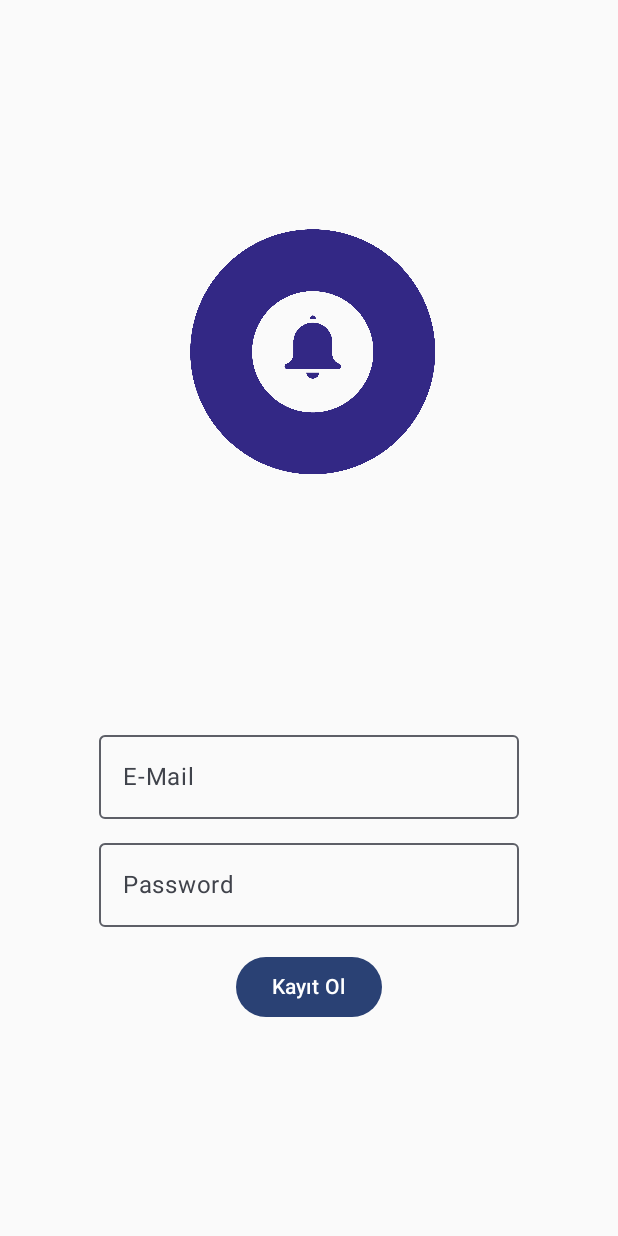
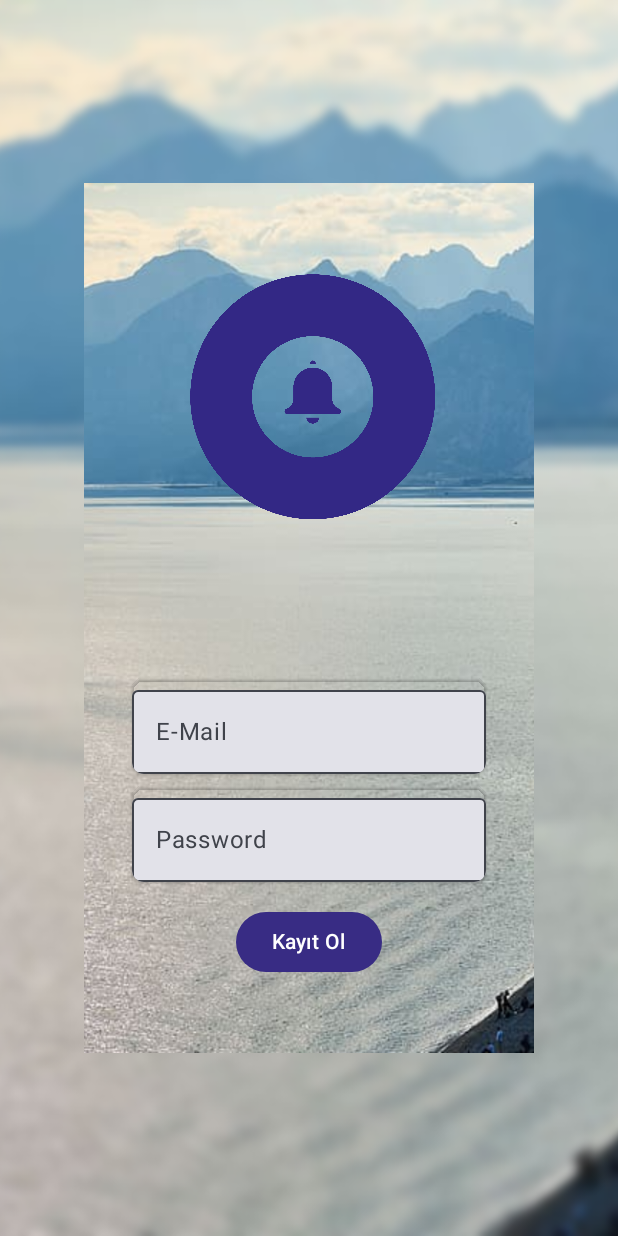
Before and after one commit to SaidMuratOzdemir/cse-234-term-project-notification-test-app, an Android app built with Jetpack Compose: the screen it shows after launch (RegisterActivity), after a tap on "Sign Up", on a phone screen of 412 x 824 dp. Run offline under Robolectric (Android 15) with nearby library versions, the light colour scheme and no system bars; our stand-ins replace Firebase (no records; nobody signed in at launch, a user with empty details on screens opened directly).

Commit message:
imp: background image added, buttons color changed

```diff
--- a/app/src/main/java/com/saidmuratozdemir/notificationtestapp/RegisterActivity.kt
+++ b/app/src/main/java/com/saidmuratozdemir/notificationtestapp/RegisterActivity.kt
@@ -6,15 +6,19 @@ import androidx.activity.ComponentActivity
 import androidx.activity.compose.setContent
 import androidx.compose.foundation.Image
 import androidx.compose.foundation.layout.Arrangement
+import androidx.compose.foundation.layout.Box
 import androidx.compose.foundation.layout.Column
 import androidx.compose.foundation.layout.Spacer
 import androidx.compose.foundation.layout.fillMaxSize
 import androidx.compose.foundation.layout.height
 import androidx.compose.foundation.layout.padding
 import androidx.compose.foundation.layout.size
+import androidx.compose.foundation.shape.RoundedCornerShape
 import androidx.compose.material3.Button
+import androidx.compose.material3.ButtonDefaults
 import androidx.compose.material3.OutlinedTextField
 import androidx.compose.material3.Text
+import androidx.compose.material3.TextFieldDefaults
 import androidx.compose.runtime.Composable
 import androidx.compose.runtime.getValue
 import androidx.compose.runtime.mutableStateOf
@@ -23,8 +27,12 @@ import androidx.compose.runtime.rememberCoroutineScope
 import androidx.compose.runtime.setValue
 import androidx.compose.ui.Alignment
 import androidx.compose.ui.Modifier
+import androidx.compose.ui.draw.shadow
+import androidx.compose.ui.graphics.Color
+import androidx.compose.ui.layout.ContentScale
 import androidx.compose.ui.res.painterResource
 import androidx.compose.ui.text.input.PasswordVisualTransformation
+import androidx.compose.ui.tooling.preview.Preview
 import androidx.compose.ui.unit.dp
 import com.google.firebase.auth.FirebaseAuth
 import com.google.firebase.auth.FirebaseAuthInvalidCredentialsException
@@ -65,6 +73,24 @@ class RegisterActivity : ComponentActivity() {
         var error by remember { mutableStateOf(false) }
         val scope = rememberCoroutineScope()
 
+
+        Box(modifier = Modifier.fillMaxSize(), contentAlignment = Alignment.Center) {
+            Image(
+                painter = painterResource(id = R.drawable.backgroundblur),
+                modifier = Modifier.fillMaxSize(),
+                contentDescription = "",
+                contentScale = ContentScale.Crop
+
+            )
+            Box(modifier = Modifier.size(300.dp, 580.dp)) {
+                Image(
+                    painter = painterResource(id = R.drawable.background),
+                    contentDescription = "Arka Plan Resmi",
+                    modifier = Modifier.fillMaxSize(),
+                    contentScale = ContentScale.Crop
+                )
+
+
                 Column(
                     modifier = Modifier
                         .fillMaxSize()
@@ -84,45 +110,69 @@ class RegisterActivity : ComponentActivity() {
                             contentDescription = "logo",
                             modifier = Modifier.size(190.dp)
                         )
-                Spacer(modifier = Modifier.height(150.dp))
-                OutlinedTextField(value = email,
+                        Spacer(modifier = Modifier.height(90.dp))
+                        OutlinedTextField(
+                            value = email,
                             onValueChange = { email = it },
-                    label = { Text("E-Mail") })
+                            label = { Text("E-Mail") },
+                            modifier = Modifier.shadow(
+                                elevation = 1.dp, shape = RoundedCornerShape(8.dp)
+                            ),
+                            colors = TextFieldDefaults.colors(
+                                focusedContainerColor = Color.Transparent, cursorColor = Color.Black
+                            )
+                        )
                         Spacer(modifier = Modifier.height(8.dp))
 
-                OutlinedTextField(value = password,
+                        OutlinedTextField(
+                            value = password,
                             onValueChange = { password = it },
                             label = { Text("Password") },
-                    visualTransformation = PasswordVisualTransformation()
+                            visualTransformation = PasswordVisualTransformation(),
+                            modifier = Modifier.shadow(
+                                elevation = 1.dp, shape = RoundedCornerShape(8.dp)
+                            ),
+                            colors = TextFieldDefaults.colors(
+                                focusedContainerColor = Color.Transparent, cursorColor = Color.Black
+                            )
                         )
                         Spacer(modifier = Modifier.height(16.dp))
-                Button(onClick = {
+                        Button(
+                            onClick = {
                                 scope.launch {
                                     val result = createUserWithEmailAndPassword(email, password)
                                     if (result.isFailure) {
                                         error = true
-                            val errorMessage = when (val exception = result.exceptionOrNull()) {
+                                        val errorMessage =
+                                            when (val exception = result.exceptionOrNull()) {
                                                 is FirebaseAuthWeakPasswordException -> "Şifre en az 6 karakter olmalıdır."
                                                 is FirebaseAuthInvalidCredentialsException -> "Geçersiz e-posta adresi."
                                                 is FirebaseAuthUserCollisionException -> "Bu e-posta adresi zaten kullanılıyor."
                                                 else -> "Kayıt başarısız oldu: ${exception?.message}"
                                             }
-                            Toast.makeText(this@RegisterActivity, errorMessage, Toast.LENGTH_LONG)
-                                .show()
+                                        Toast.makeText(
+                                            this@RegisterActivity, errorMessage, Toast.LENGTH_LONG
+                                        ).show()
 
                                     } else {
-                            Toast.makeText(this@RegisterActivity, "Başarılı", Toast.LENGTH_LONG)
-                                .show()
+                                        Toast.makeText(
+                                            this@RegisterActivity, "Başarılı", Toast.LENGTH_LONG
+                                        ).show()
                                         finish()
                                         return@launch
                                     }
                                 }
 
-                }) {
+                            }, colors = ButtonDefaults.buttonColors(containerColor = Color(0xFF382c84))
+                            ) {
                                 Text("Kayıt Ol")
                             }
                     }
                 }
+
+
+            }
+
         }
     }
 
@@ -136,3 +186,12 @@ suspend fun createUserWithEmailAndPassword(email: String, password: String): Res
             Result.failure(exception)
         }
     }
+
+    @Preview
+    @Composable
+    fun DefaultPreview() {
+        NotificationTestAppTheme {
+            RegisterActivity().RegistrationScreen {}
+        }
+    }
+}
```
Lines whose indentation alone changed are shown as unchanged.
